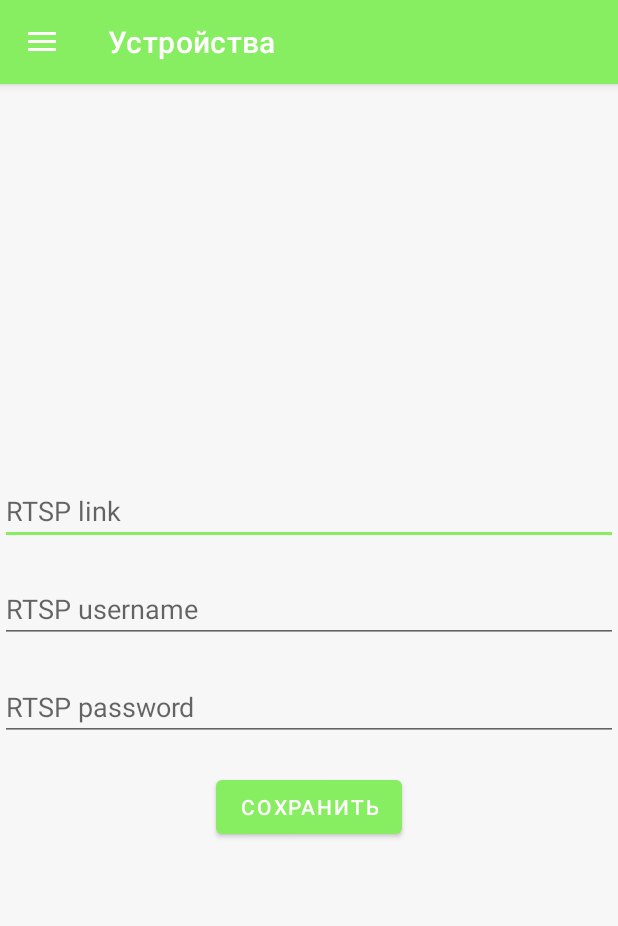
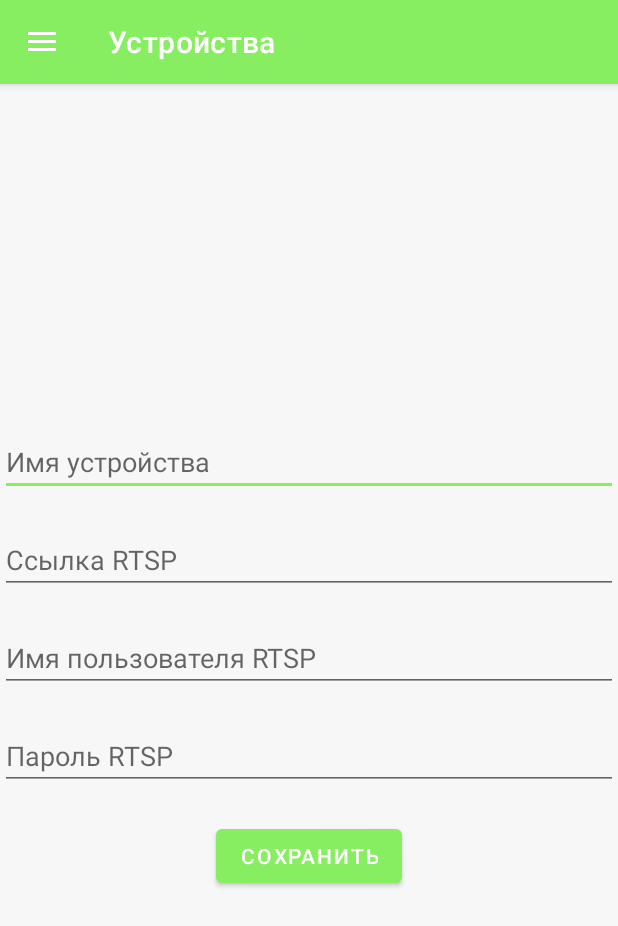
Before and after one commit to BarrelOfTea/DriverSupport, an Android app: the fragment InstructionCameraFragment placed in its activity, in the side drawer, after a tap on "Настройки", on a phone screen of 412 x 824 dp. Shown: the top 926 px of the screen. Run offline under Robolectric (Android 15) with nearby library versions, the phone set to English and light mode, and no system bars; our stand-ins replace Dagger/Hilt's generated code, navigation-ui; 9 statements that could not run were skipped.

Commit message:
Connecting to devices (not complete) added WiFi flow

```diff
--- a/app/src/main/java/com/barreloftea/driversupport/di/ViewModelModule.java
+++ b/app/src/main/java/com/barreloftea/driversupport/di/ViewModelModule.java
@@ -2,6 +2,7 @@ package com.barreloftea.driversupport.di;
 
 import com.barreloftea.driversupport.domain.usecases.GetBluetoothDevicesUC;
 import com.barreloftea.driversupport.domain.usecases.GetSavedDevicesUC;
+import com.barreloftea.driversupport.domain.usecases.SaveWiFiDeviceUC;
 import com.barreloftea.driversupport.domain.usecases.interfaces.BluetoothRepository;
 import com.barreloftea.driversupport.domain.usecases.interfaces.SharedPrefRepository;
 
@@ -25,5 +26,9 @@ public class ViewModelModule {
         return new GetBluetoothDevicesUC(repository);
     }
 
+    @Provides
+    public static SaveWiFiDeviceUC provideSaveWiFiDeviceUC(SharedPrefRepository repository){
+        return new SaveWiFiDeviceUC(repository);
+    }
 
 }
--- a/app/src/main/java/com/barreloftea/driversupport/presentation/ui/fragments/devicesflow/DevicesSharedViewModel.kt
+++ b/app/src/main/java/com/barreloftea/driversupport/presentation/ui/fragments/devicesflow/DevicesSharedViewModel.kt
@@ -4,21 +4,33 @@ import androidx.lifecycle.MutableLiveData
 import androidx.lifecycle.ViewModel
 import com.barreloftea.driversupport.domain.models.Device
 import com.barreloftea.driversupport.domain.usecases.GetSavedDevicesUC
+import com.barreloftea.driversupport.domain.usecases.SaveWiFiDeviceUC
 import dagger.hilt.android.lifecycle.HiltViewModel
 import javax.inject.Inject
 
 @HiltViewModel
-class DevicesSharedViewModel @Inject constructor(getDevisesUseCase : GetSavedDevicesUC) : ViewModel() {
+class DevicesSharedViewModel @Inject constructor(
+    getSavedDevicesUC : GetSavedDevicesUC,
+    saveWiFiDeviceUC: SaveWiFiDeviceUC
+) : ViewModel() {
 
-    val getDevisesUC : GetSavedDevicesUC
+    private val getSavedDevices : GetSavedDevicesUC
+    private val saveWiFiDevice : SaveWiFiDeviceUC
+
+
     var devicesLD : MutableLiveData<Array<Device>> = MutableLiveData()
 
     init {
-        getDevisesUC = getDevisesUseCase
+        this.getSavedDevices = getSavedDevicesUC
+        this.saveWiFiDevice = saveWiFiDeviceUC
     }
 
-    public fun updateDevices(){
-        devicesLD.value = getDevisesUC.execute()
+    fun updateDevices(){
+        devicesLD.value = getSavedDevices.execute()
+    }
+
+    fun saveWiFiParams(deviceName : String, link : String, username : String, password : String){
+        saveWiFiDevice.execute(deviceName, link, username, password)
     }
 
 }
--- a/app/src/main/java/com/barreloftea/driversupport/presentation/ui/fragments/devicesflow/InstructionCameraFragment.kt
+++ b/app/src/main/java/com/barreloftea/driversupport/presentation/ui/fragments/devicesflow/InstructionCameraFragment.kt
@@ -5,12 +5,32 @@ import android.view.LayoutInflater
 import android.view.View
 import android.view.ViewGroup
 import androidx.fragment.app.Fragment
-import com.barreloftea.driversupport.R
+import androidx.fragment.app.viewModels
+import com.barreloftea.driversupport.databinding.FragmentDevicesCameraBinding
+import com.barreloftea.driversupport.domain.processor.common.Constants
+import dagger.hilt.android.AndroidEntryPoint
 
+@AndroidEntryPoint
 class InstructionCameraFragment(): Fragment() {
+
+    private lateinit var binding: FragmentDevicesCameraBinding
+    private val viewModel : DevicesSharedViewModel by viewModels()
+
+    private var rtsp_device_name = ""
+    private var rtsp_link = ""
+    private var rtsp_username = ""
+    private var rtsp_password = ""
 
     override fun onCreate(savedInstanceState: Bundle?) {
         super.onCreate(savedInstanceState)
+
+        val bundle = arguments
+        bundle?.let {
+            rtsp_device_name = bundle.getString(Constants.WIFI_NAME) ?: ""
+            rtsp_link = bundle.getString(Constants.RTSP_LINK) ?: ""
+            rtsp_username = bundle.getString(Constants.RTSP_USERNAME) ?: ""
+            rtsp_password = bundle.getString(Constants.RTSP_PASSWORD) ?: ""
+        }
     }
 
     override fun onCreateView(
@@ -19,7 +39,23 @@ class InstructionCameraFragment(): Fragment() {
         savedInstanceState: Bundle?
     ): View? {
         super.onCreateView(inflater, container, savedInstanceState)
-        return inflater.inflate(R.layout.fragment_devices_camera, container, false)
+        binding = FragmentDevicesCameraBinding.inflate(inflater, container, false)
+
+        binding.etCameraDeviceName.setText(rtsp_device_name)
+        binding.etCameraRtspLink.setText(rtsp_link)
+        binding.etCameraRtspUsername.setText(rtsp_username)
+        binding.etCameraRtspPassword.setText(rtsp_password)
+
+        binding.btCameraSave.setOnClickListener {
+            viewModel.saveWiFiParams(
+                binding.etCameraDeviceName.text.toString(),
+                binding.etCameraRtspLink.text.toString(),
+                binding.etCameraRtspUsername.text.toString(),
+                binding.etCameraRtspPassword.text.toString()
+            )
+        }
+
+        return binding.root
     }
 
 }
--- a/app/src/main/res/layout/fragment_devices_camera.xml
+++ b/app/src/main/res/layout/fragment_devices_camera.xml
@@ -12,6 +12,12 @@
         app:layout_constraintTop_toTopOf="parent"
         app:layout_constraintBottom_toBottomOf="parent">
 
+        <EditText
+            android:layout_width="match_parent"
+            android:layout_height="wrap_content"
+            android:id="@+id/et_camera_device_name"
+            android:hint="@string/device_name"
+            android:layout_marginBottom="@dimen/normal_margin"/>
 
         <EditText
             android:layout_width="match_parent"
@@ -38,6 +44,7 @@
             android:layout_width="wrap_content"
             android:layout_height="wrap_content"
             android:text="@string/save"
+            android:id="@+id/bt_camera_save"
             android:layout_gravity="center_horizontal"/>
 
 
--- a/app/src/main/res/values/strings.xml
+++ b/app/src/main/res/values/strings.xml
@@ -25,8 +25,9 @@
     <string name="fitness_band">Браслет</string>
     <string name="camera">Камера</string>
     <string name="sound_signal">Звуковой сигнал</string>
-    <string name="rtsp_link">RTSP link</string>
-    <string name="rtsp_username">RTSP username</string>
-    <string name="rtsp_password">RTSP password</string>
+    <string name="rtsp_link">Ссылка RTSP</string>
+    <string name="rtsp_username">Имя пользователя RTSP</string>
+    <string name="rtsp_password">Пароль RTSP</string>
     <string name="save">Сохранить</string>
+    <string name="device_name">Имя устройства</string>
 </resources>
--- a/data/src/main/java/com/barreloftea/driversupport/data/SharedPrefRepositoryImpl.java
+++ b/data/src/main/java/com/barreloftea/driversupport/data/SharedPrefRepositoryImpl.java
@@ -43,4 +43,12 @@ public class SharedPrefRepositoryImpl implements SharedPrefRepository {
 
         return devices;
     }
+
+    @Override
+    public void saveWiFiDevice(String deviceName, String link, String username, String password) {
+        sharedPreferences.edit().putString(Constants.WIFI_NAME, deviceName).apply();
+        sharedPreferences.edit().putString(Constants.RTSP_LINK, link).apply();
+        sharedPreferences.edit().putString(Constants.RTSP_USERNAME, username).apply();
+        sharedPreferences.edit().putString(Constants.RTSP_PASSWORD, password).apply();
+    }
 }
--- /dev/null
+++ b/processor/src/main/java/com/barreloftea/driversupport/domain/usecases/SaveWiFiDeviceUC.java
@@ -0,0 +1,17 @@
+package com.barreloftea.driversupport.domain.usecases;
+
+import com.barreloftea.driversupport.domain.usecases.interfaces.SharedPrefRepository;
+
+public class SaveWiFiDeviceUC {
+
+    SharedPrefRepository repository;
+
+    public SaveWiFiDeviceUC(SharedPrefRepository repository){
+        this.repository = repository;
+    }
+
+    public void execute(String deviceName, String link, String username, String password){
+        repository.saveWiFiDevice(deviceName, link, username, password);
+    }
+
+}
--- a/processor/src/main/java/com/barreloftea/driversupport/domain/usecases/interfaces/SharedPrefRepository.java
+++ b/processor/src/main/java/com/barreloftea/driversupport/domain/usecases/interfaces/SharedPrefRepository.java
@@ -5,5 +5,6 @@ import com.barreloftea.driversupport.domain.models.Device;
 public interface SharedPrefRepository {
 
     Device[] getSavedDevices();
+    void saveWiFiDevice(String deviceName, String link, String username, String password);
 
 }
```
